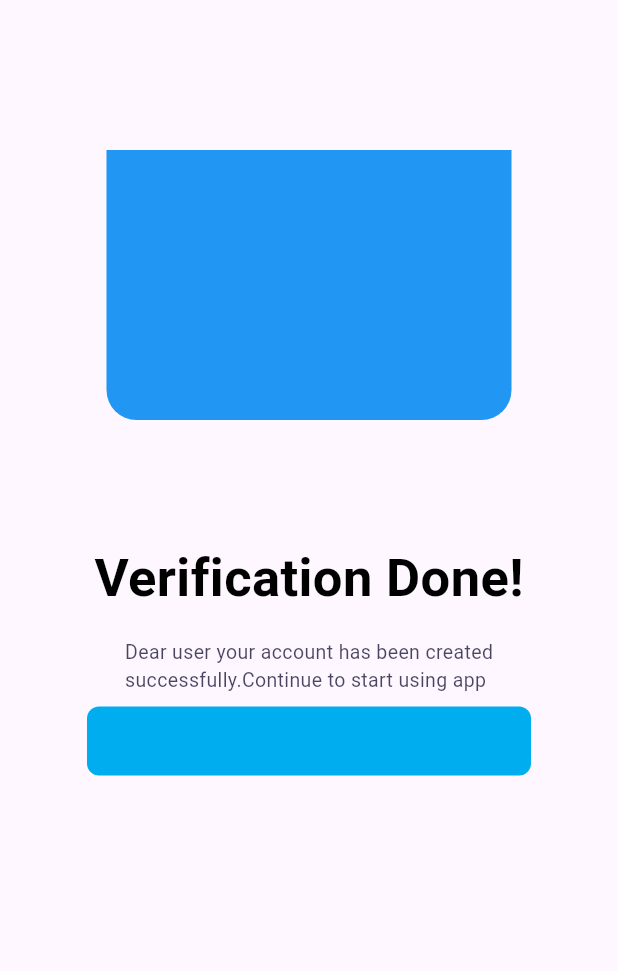
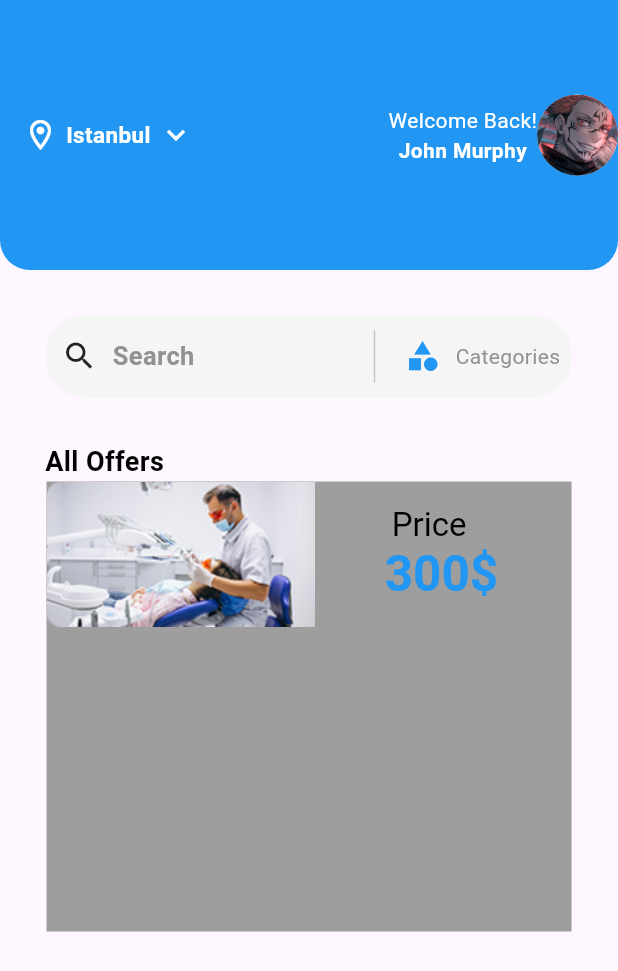
Before and after one commit to Ahmad163563/day3, a Flutter app: the screen it shows after launch, on a phone screen of 412 x 824 dp. Shown: the top 971 px of the screen. Run offline on Flutter 3.47's test engine with Material 3 defaults, Android fonts, the phone set to English and light mode, and no system bars.

Commit message:
working on page 5

```diff
--- /dev/null
+++ b/lib/User_Side/Dashboard/Dasshboard_Screen.dart
@@ -0,0 +1,155 @@
+import 'package:flutter/material.dart';
+
+class DashboardScreen extends StatefulWidget {
+  const DashboardScreen({super.key});
+
+  @override
+  State<DashboardScreen> createState() => _DasshboardScreenState();
+}
+
+class _DasshboardScreenState extends State<DashboardScreen> {
+  @override
+  Widget build(BuildContext context) {
+    return Scaffold(
+      body: Column(
+        children: [
+          Container(
+            width: double.infinity,
+            height: 180,
+            decoration: BoxDecoration(
+              color: Colors.blue,
+              borderRadius: BorderRadius.only(
+                topLeft: Radius.circular(0), // Straight corner
+                topRight: Radius.circular(0), // Straight corner
+                bottomLeft: Radius.circular(20), // Rounded corner
+                bottomRight: Radius.circular(20), // Rounded corner
+              ),
+            ),
+            child: Row(
+              children: [
+                SizedBox(
+                  width: 15,
+                ),
+                Icon(
+                  Icons.location_on_outlined,
+                  color: Colors.white,
+                ),
+                SizedBox(
+                  width: 5,
+                ),
+                Text(
+                  'Istanbul',
+                  style: TextStyle(
+                      color: Colors.white,
+                      fontWeight: FontWeight.w700,
+                      fontSize: 15),
+                ),
+                SizedBox(
+                  width: 5,
+                ),
+                Icon(
+                  Icons.keyboard_arrow_down_sharp,
+                  color: Colors.white,
+                ),
+                Spacer(),
+                SizedBox(
+                  height: 50,
+                ),
+                Column(
+                  children: [
+                    SizedBox(
+                      height: 70,
+                    ),
+                    Text(
+                      'Welcome Back!',
+                      style: TextStyle(color: Colors.white),
+                    ),
+                    Text(
+                      'John Murphy',
+                      style: TextStyle(
+                          fontWeight: FontWeight.bold, color: Colors.white),
+                    ),
+                  ],
+                ),
+                CircleAvatar(
+                  radius: 27,
+                  backgroundImage: AssetImage('assets/sukuna.jpg'),
+                )
+              ],
+            ),
+          ),
+          SizedBox(height: 30,),
+          Container(
+            height: 55,
+            width: 350,
+            decoration: BoxDecoration(
+              borderRadius: BorderRadius.circular(25),
+              color: Colors.grey[100]
+            ),
+            child: Row(
+              children: [
+                SizedBox(width: 10,),
+                     Icon(Icons.search),
+                SizedBox(width: 10,),
+                Text('Search',style: TextStyle(fontWeight: FontWeight.bold,color: Color(0xff929292),fontSize: 17),),
+              SizedBox(width: 110,),
+                VerticalDivider(
+                width: 20,
+                thickness: 1,
+                endIndent: 10,
+                indent: 10,
+              ),
+                SizedBox(width: 10,),
+                Icon(Icons.category,color: Colors.blue,),
+                SizedBox(width: 10,),
+                Text('Categories',style: TextStyle(color: Color(0xff929292)),)
+              ],
+            ),
+          ),
+          SizedBox(height: 30,),
+          Row(
+            children: [
+              SizedBox(width: 30,),
+              Text('All Offers',style: TextStyle(fontWeight: FontWeight.bold,color: Colors.black,fontSize: 18),),
+            ],
+          ),
+          Container(
+            height: 300,
+            width: 350,
+            color: Colors.grey,
+            child: Column(
+              children: [
+                Row(
+                  children: [
+                    SizedBox(height: 30,),
+                    Image.asset('assets/Rectangle 70.png'),
+                    SizedBox(width: 30,),
+            RichText(
+              textAlign: TextAlign.center,
+              text: TextSpan(
+                style: TextStyle(color: Colors.black, fontSize: 22),
+                children: [
+                  TextSpan(text: 'Price '),
+                  TextSpan(
+                    text: '\n  300\$',
+                    style: TextStyle(
+                      color: Colors.blue,
+                      fontSize: 33,
+                      fontWeight: FontWeight.bold
+
+                    ),
+
+
+                  ),
+                ],
+              ),
+
+                )
+              ],
+            ),
+    ]))
+        ],
+      ),
+    );
+  }
+}
--- a/lib/User_Side/Login_Signup_Screen/Verification/Verification_Screen.dart
+++ b/lib/User_Side/Login_Signup_Screen/Verification/Verification_Screen.dart
@@ -1,4 +1,5 @@
 import 'package:flutter/material.dart';
+import 'package:flutter/gestures.dart';
 
 class VerificationScreen extends StatefulWidget {
   const VerificationScreen({super.key});
@@ -37,6 +38,7 @@ class _VerificationScreenState extends State<VerificationScreen> {
           ),),
           SizedBox(height: 15,),
           Text('Dear user your account has been created\nsuccessfully.Continue to start using app',style: TextStyle(fontSize: 13,fontWeight: FontWeight.w400,color: Color(0xCC1C1939)),),
+          SizedBox(height: 150,),
           TextButton(onPressed: (){}, child: Container(
             height: 46,
             width: 296,
@@ -45,9 +47,44 @@ class _VerificationScreenState extends State<VerificationScreen> {
               color: Color(0xff00AEEF)
             ),
             child: Center(
-              child: Text(''),
+              child: Text('Continue',style: TextStyle(
+                fontWeight: FontWeight.w700,
+                fontSize: 13,
+                color: Colors.white
+              ),),
             ),
-          ))
+          )),
+          SizedBox(height: 30,),
+          RichText(
+            textAlign: TextAlign.center,
+            text: TextSpan(
+              style: TextStyle(color: Colors.black, fontSize: 16),
+              children: [
+                TextSpan(text: 'by clicking start, you agree to our '),
+                TextSpan(
+                  text: 'Privacy Policy',
+                  style: TextStyle(
+                    color: Colors.blue,
+                    decoration: TextDecoration.underline,
+                  ),
+                  recognizer: TapGestureRecognizer()..onTap = () {
+                    // Handle Privacy Policy tap
+                  },
+                ),
+                TextSpan(text: '\nour '),
+                TextSpan(
+                  text: 'Terms and Conditions',
+                  style: TextStyle(
+                    color: Colors.blue,
+                    decoration: TextDecoration.underline,
+                  ),
+                  recognizer: TapGestureRecognizer()..onTap = () {
+                    // Handle Terms and Conditions tap
+                  },
+                ),
+              ],
+            ),
+          )
         ],
       ),
     );
--- a/lib/main.dart
+++ b/lib/main.dart
@@ -1,3 +1,4 @@
+import 'package:day3/User_Side/Dashboard/Dasshboard_Screen.dart';
 import 'package:day3/User_Side/Login_Signup_Screen/Login_Screen/Login_Screen.dart';
 import 'package:day3/User_Side/Login_Signup_Screen/Verification/Verification_Screen.dart';
 import 'package:day3/User_Side/Login_Signup_Screen/otp_screen/Otp_Screen.dart';
@@ -22,7 +23,7 @@ class MyApp extends StatelessWidget {
         //colorScheme: ColorScheme.fromSeed(seedColor: Colors.deepPurple),
         //useMaterial3: true,
      // ),
-      home: VerificationScreen()//OtpScreen()//RegisterScreen()//LoginScreen()//SplashScreen()//const MyHomePage(title: 'Flutter Demo Home Page'),
+      home: DashboardScreen()//VerificationScreen()//OtpScreen()//RegisterScreen()//LoginScreen()//SplashScreen()//const MyHomePage(title: 'Flutter Demo Home Page'),
     );
   }
 }
```
Also changed, not shown: assets/Rectangle 70.png (added), assets/sukuna.jpg (added).
